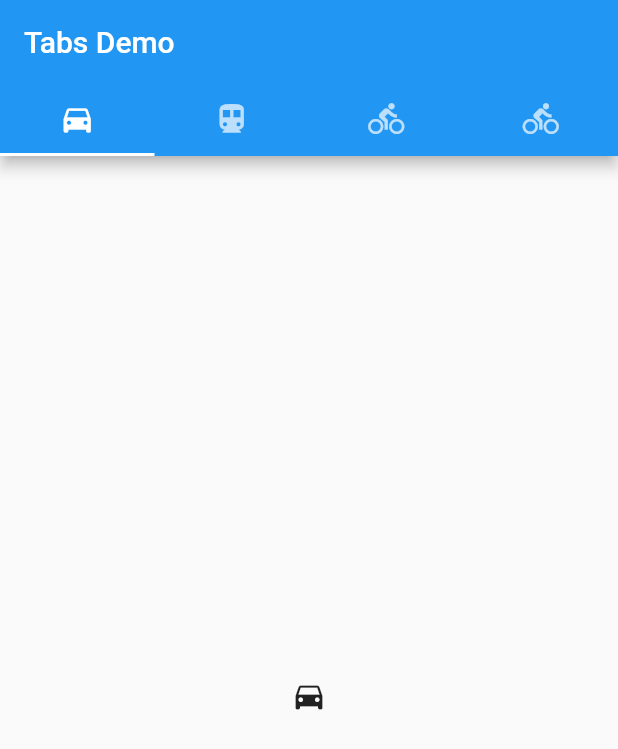
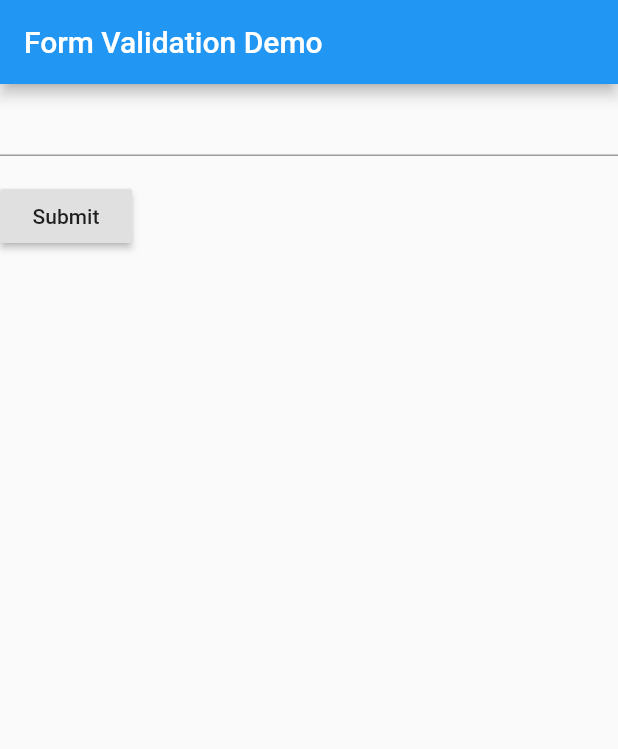
Before and after one commit to liwan11123123/flutter-test, a Flutter app: the screen it shows after launch, on a phone screen of 412 x 824 dp. Shown: the top 749 px of the screen. Run offline on Flutter 3.47's test engine with Material 2 defaults, Android fonts, the phone set to English and light mode, and no system bars.

Commit message:
表单验证

```diff
--- a/lib/main.dart
+++ b/lib/main.dart
@@ -1523,41 +1523,105 @@
 //   }
 // }
 
-// Tabs 导航页
+// // Tabs 导航页
+// import 'package:flutter/material.dart';
+
+// void main() {
+//   runApp(TabBarDemo());
+// }
+
+// class TabBarDemo extends StatelessWidget {
+//   @override
+//   Widget build(BuildContext context) {
+//     return MaterialApp(
+//       home: DefaultTabController(
+//         length: 4,
+//         child: Scaffold(
+//           appBar: AppBar(
+//             bottom: TabBar(
+//               tabs: [
+//                 Tab(icon: Icon(Icons.directions_car),),
+//                 Tab(icon: Icon(Icons.directions_transit),),
+//                 Tab(icon: Icon(Icons.directions_bike),),
+//                 Tab(icon: Icon(Icons.directions_bike),),
+//               ],
+//             ),
+//             title: Text('Tabs Demo'),
+//           ),
+//           body: TabBarView(
+//             children: [
+//               Icon(Icons.directions_car),
+//               Icon(Icons.directions_transit),
+//               Icon(Icons.directions_bike),
+//               Icon(Icons.directions_bike),
+//             ],
+//           ),
+//         ),
+//       ),
+//     );
+//   }
+// }
+
+// 表单验证
 import 'package:flutter/material.dart';
 
-void main() {
-  runApp(TabBarDemo());
-}
-
-class TabBarDemo extends StatelessWidget {
+void main() => runApp(MyApp());
+
+class MyApp extends StatelessWidget {
   @override
   Widget build(BuildContext context) {
+    final appTitle = 'Form Validation Demo';
+
     return MaterialApp(
-      home: DefaultTabController(
-        length: 4,
-        child: Scaffold(
-          appBar: AppBar(
-            bottom: TabBar(
-              tabs: [
-                Tab(icon: Icon(Icons.directions_car),),
-                Tab(icon: Icon(Icons.directions_transit),),
-                Tab(icon: Icon(Icons.directions_bike),),
-                Tab(icon: Icon(Icons.directions_bike),),
-              ],
-            ),
-            title: Text('Tabs Demo'),
-          ),
-          body: TabBarView(
-            children: [
-              Icon(Icons.directions_car),
-              Icon(Icons.directions_transit),
-              Icon(Icons.directions_bike),
-              Icon(Icons.directions_bike),
-            ],
-          ),
+      title: appTitle,
+      home: Scaffold(
+        appBar: AppBar(
+          title: Text(appTitle),
         ),
+        body: MyCustomForm(),
       ),
     );
   }
 }
+
+class MyCustomForm extends StatefulWidget {
+  @override
+  MyCustomFormState createState() {
+    return MyCustomFormState();
+  }
+}
+
+class MyCustomFormState extends State<MyCustomForm> {
+  final _formKey = GlobalKey<FormState>();
+
+  @override
+  Widget build(BuildContext context) {
+    return Form(
+      key: _formKey,
+      child: Column(
+        crossAxisAlignment: CrossAxisAlignment.start,
+        children: <Widget>[
+          TextFormField(
+            validator: (value) {
+              if (value.isEmpty) {
+                return 'Please enter some text';
+              }
+            },
+          ),
+          Padding(
+            padding: const EdgeInsets.symmetric(vertical: 16.0),
+            child: RaisedButton(
+              onPressed: () {
+                if (_formKey.currentState.validate()) {
+                  Scaffold.of(context)
+                      .showSnackBar(SnackBar(content: Text('Processing Data'),));
+                }
+              },
+              child: Text('Submit'),
+            ),
+          ),
+        ],
+      ),
+    );
+  }
+}
```
